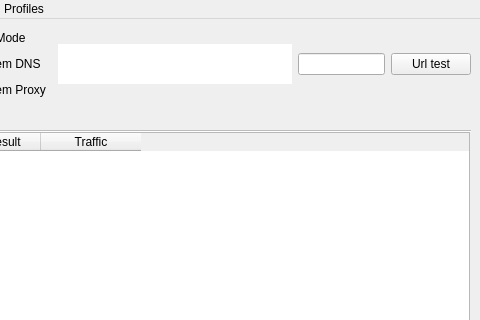
First picture: the form in src/nekobox/ui/mainwindow.ui, repository qr243vbi/nekobox, before the edit; both pictures show x 370 to 850 and y 0 to 320 of the 850 by 600 pixel window.
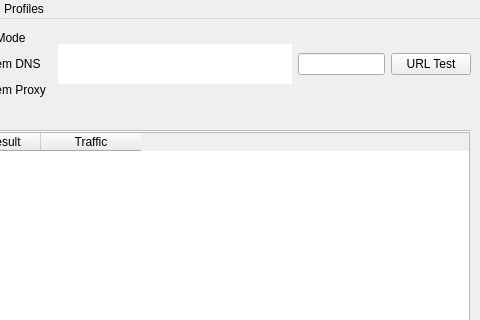
Second picture: the form after the edit. Icons and pictures are not drawn. Custom widgets are drawn as their Qt base class.

Commit message: Fix(MainWindow): update text Url test to URL Test

Diff of the .ui file:
```diff
--- a/src/nekobox/ui/mainwindow.ui
+++ b/src/nekobox/ui/mainwindow.ui
@@ -228,7 +228,7 @@
       <item>
        <widget class="QPushButton" name="url_test_button">
         <property name="text">
-         <string>Url test</string>
+         <string>URL Test</string>
         </property>
         <property name="flat">
          <bool>false</bool>
```
